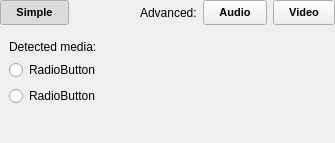
Above: src/widgets/streamformatpicker.ui from setvisible/ArrowDL before the change. Below: the same form after it.
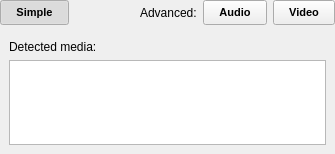
That is the form after the change. The open tabs and pages were chosen to show the change. Icons and pictures are not drawn.

Patch:
```diff
--- a/src/widgets/streamformatpicker.ui
+++ b/src/widgets/streamformatpicker.ui
@@ -7,7 +7,7 @@
     <x>0</x>
     <y>0</y>
     <width>335</width>
-    <height>143</height>
+    <height>154</height>
    </rect>
   </property>
   <property name="styleSheet">
@@ -198,82 +198,10 @@
              </widget>
             </item>
             <item>
-             <widget class="QScrollArea" name="scrollArea">
-              <property name="frameShape">
-               <enum>QFrame::NoFrame</enum>
+             <widget class="QListView" name="listView">
+              <property name="sizeAdjustPolicy">
+               <enum>QAbstractScrollArea::AdjustToContents</enum>
               </property>
-              <property name="widgetResizable">
-               <bool>true</bool>
-              </property>
-              <widget class="QWidget" name="scrollAreaWidgetContents">
-               <property name="geometry">
-                <rect>
-                 <x>0</x>
-                 <y>0</y>
-                 <width>511</width>
-                 <height>323</height>
-                </rect>
-               </property>
-               <layout class="QVBoxLayout" name="verticalLayout_7">
-                <property name="leftMargin">
-                 <number>0</number>
-                </property>
-                <property name="topMargin">
-                 <number>0</number>
-                </property>
-                <property name="rightMargin">
-                 <number>0</number>
-                </property>
-                <property name="bottomMargin">
-                 <number>0</number>
-                </property>
-                <item>
-                 <widget class="QWidget" name="detectedMediaCheckBoxList" native="true">
-                  <layout class="QVBoxLayout" name="verticalLayout_2">
-                   <property name="leftMargin">
-                    <number>0</number>
-                   </property>
-                   <property name="topMargin">
-                    <number>0</number>
-                   </property>
-                   <property name="rightMargin">
-                    <number>0</number>
-                   </property>
-                   <property name="bottomMargin">
-                    <number>0</number>
-                   </property>
-                   <item>
-                    <widget class="QRadioButton" name="radioButton">
-                     <property name="text">
-                      <string notr="true">RadioButton</string>
-                     </property>
-                    </widget>
-                   </item>
-                   <item>
-                    <widget class="QRadioButton" name="radioButton_7">
-                     <property name="text">
-                      <string notr="true">RadioButton</string>
-                     </property>
-                    </widget>
-                   </item>
-                  </layout>
-                 </widget>
-                </item>
-                <item>
-                 <spacer name="verticalSpacer_4">
-                  <property name="orientation">
-                   <enum>Qt::Vertical</enum>
-                  </property>
-                  <property name="sizeHint" stdset="0">
-                   <size>
-                    <width>0</width>
-                    <height>0</height>
-                   </size>
-                  </property>
-                 </spacer>
-                </item>
-               </layout>
-              </widget>
              </widget>
             </item>
            </layout>
```
Left out of the diff: 8 changed lines with no effect on the pictures.
